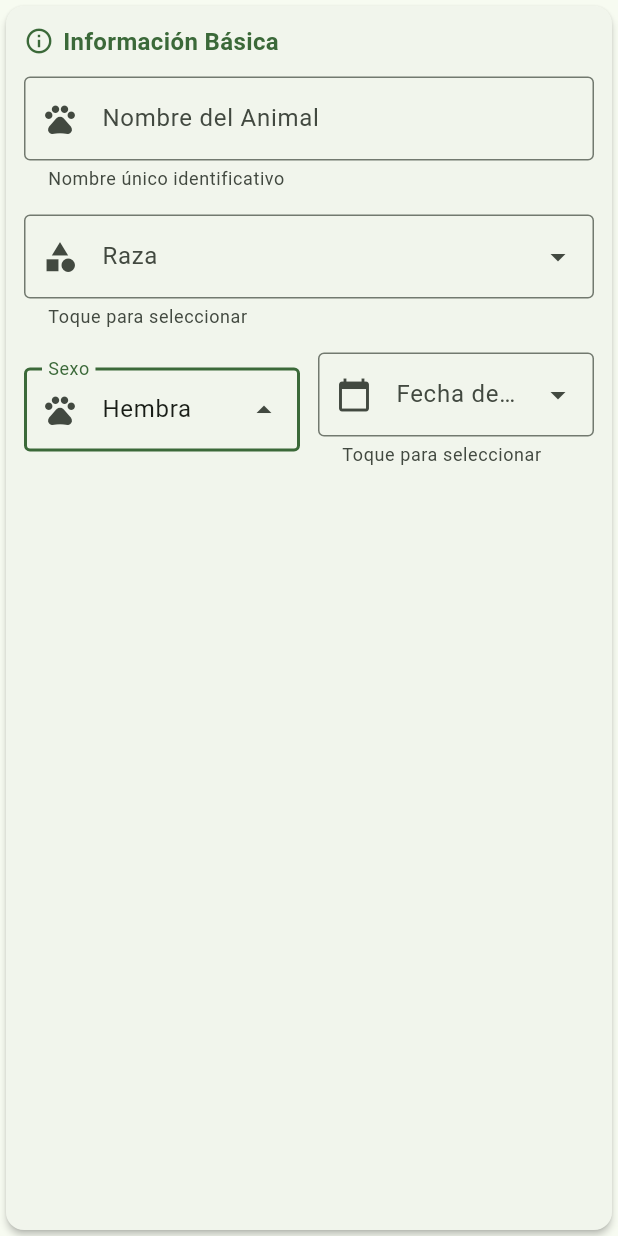
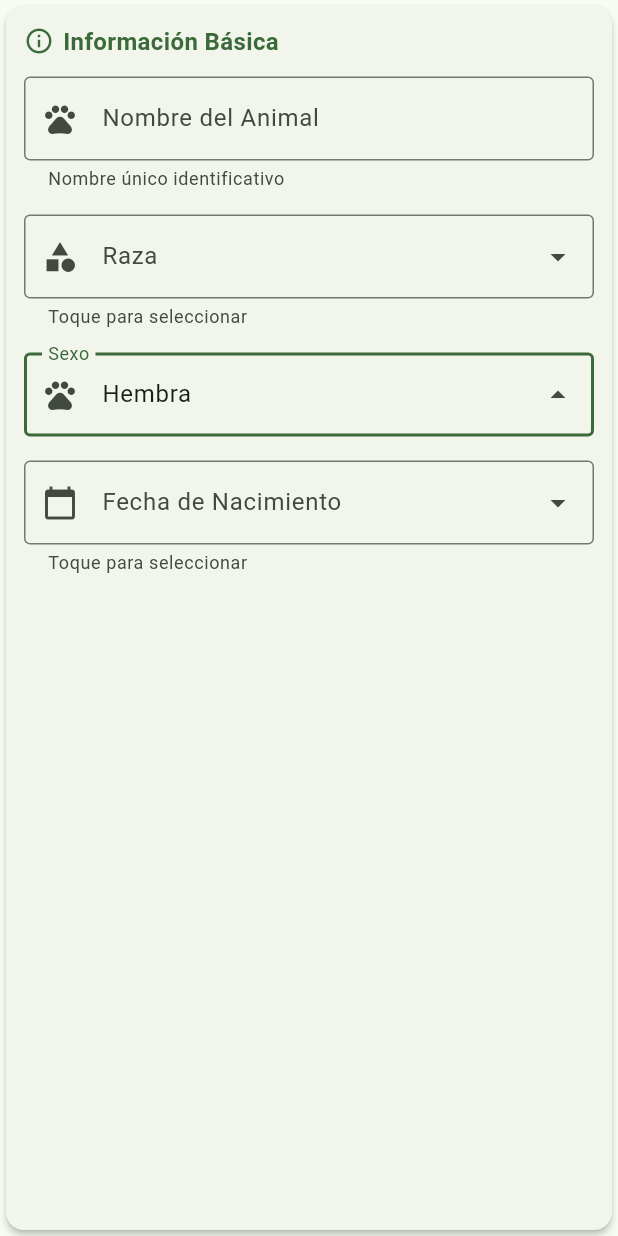
Before and after one commit to BraulioDamian/SIREGA-FLUTTER, a Flutter app: the ResponsiveBasicInfoForm widget shown alone on an empty page, opened directly with empty values, after a tap on "Raza", after a tap on "Sexo", on a phone screen of 412 x 824 dp. Run offline on Flutter 3.47's test engine with Material 3 defaults, Android fonts, the light colour scheme and no system bars; drawn by our look-alikes of flutter_typeahead; our stand-ins replace fl_chart, flutter_bloc, image_picker, isar, permission_handler; missing offline and left inert: android_intent_plus, flutter_nfc_kit; accounts and stored records are empty; generated files the repository leaves out were written again.

Commit message:
Dropdowns Mejorados y arreglado bugs

```diff
--- a/lib/presentation/widgets/register_animal/responsive_basic_info_form.dart
+++ b/lib/presentation/widgets/register_animal/responsive_basic_info_form.dart
@@ -60,35 +60,30 @@ class ResponsiveBasicInfoForm extends StatefulWidget {
 }
 
 class ResponsiveBasicInfoFormState extends State<ResponsiveBasicInfoForm> {
+  // Controllers
   final _nombreController = TextEditingController();
   final _fechaController = TextEditingController();
   final _razaTypeAheadController = TextEditingController();
   final _sexoTypeAheadController = TextEditingController();
 
-  // FocusNodes para control de foco
-  final _nombreFocusNode = FocusNode();
-  final _razaTypeAheadFocusNode = FocusNode();
-  final _sexoTypeAheadFocusNode = FocusNode();
+  // FocusNodes - todos centralizados
+  final Map<String, FocusNode> _focusNodes = {
+    'nombre': FocusNode(),
+    'raza': FocusNode(),
+    'sexo': FocusNode(),
+  };
 
+  // Estado de dropdowns - un solo mapa
+  final Map<String, bool> _dropdownStates = {
+    'raza': false,
+    'sexo': false,
+  };
+
+  // Datos
   List<RazaBovina> _razas = [];
   RazaBovina? _razaSeleccionada;
   DateTime? _fechaNacimiento;
   Sexo _sexo = Sexo.hembra;
-
-  // Estados de dropdowns
-  bool _isRazaDropdownOpen = false;
-  bool _isSexoDropdownOpen = false;
-
-  // Método público para cerrar dropdowns
-  void closeDropdowns() {
-    // La forma más robusta de cerrar es quitar el foco. Los listeners se encargarán del estado.
-    if (_razaTypeAheadFocusNode.hasFocus) {
-      _razaTypeAheadFocusNode.unfocus();
-    }
-    if (_sexoTypeAheadFocusNode.hasFocus) {
-      _sexoTypeAheadFocusNode.unfocus();
-    }
-  }
 
   @override
   void initState() {
@@ -96,38 +91,75 @@ class ResponsiveBasicInfoFormState extends State<ResponsiveBasicInfoForm> {
     _sexo = widget.initialSexo;
     _sexoTypeAheadController.text = _getSexoDisplayName(_sexo);
     _cargarRazas();
-    _setupListeners();
+    _setupUnifiedListeners();
   }
 
-  void _setupListeners() {
+  // Sistema unificado de listeners
+  void _setupUnifiedListeners() {
+    // Listener para nombre
     _nombreController.addListener(() {
       widget.onNombreChanged(_nombreController.text);
     });
 
-    // Sincroniza el estado de los dropdowns con el foco de sus TypeAhead
-    _razaTypeAheadFocusNode.addListener(_onRazaFocusChange);
-    _sexoTypeAheadFocusNode.addListener(_onSexoFocusChange);
+    // Configurar listeners para cada dropdown
+    _setupDropdownListener('raza');
+    _setupDropdownListener('sexo');
 
-    // Cierra los dropdowns si se enfoca el campo de texto de nombre
-    _nombreFocusNode.addListener(() {
-      if (_nombreFocusNode.hasFocus) {
-        closeDropdowns();
+    // El campo nombre cierra todos los dropdowns al enfocarse
+    _focusNodes['nombre']!.addListener(() {
+      if (_focusNodes['nombre']!.hasFocus) {
+        _closeAllDropdowns();
       }
     });
   }
 
-  void _onRazaFocusChange() {
-    if (mounted && _isRazaDropdownOpen != _razaTypeAheadFocusNode.hasFocus) {
+  // Método genérico para configurar listeners de dropdowns
+  void _setupDropdownListener(String key) {
+    _focusNodes[key]?.addListener(() {
+      if (mounted) {
         setState(() {
-        _isRazaDropdownOpen = _razaTypeAheadFocusNode.hasFocus;
+          _dropdownStates[key] = _focusNodes[key]?.hasFocus ?? false;
         });
       }
+    });
   }
 
-  void _onSexoFocusChange() {
-    if (mounted && _isSexoDropdownOpen != _sexoTypeAheadFocusNode.hasFocus) {
-      setState(() {
-        _isSexoDropdownOpen = _sexoTypeAheadFocusNode.hasFocus;
+  // Método unificado para cerrar todos los dropdowns
+  void _closeAllDropdowns() {
+    _focusNodes.forEach((key, node) {
+      if (key != 'nombre' && node.hasFocus) {
+        node.unfocus();
+      }
+    });
+  }
+
+  // Método público para cerrar dropdowns (llamado desde parent)
+  void closeDropdowns() {
+    _closeAllDropdowns();
+  }
+
+  // Método genérico y unificado para toggle de dropdowns
+  void _toggleDropdown(String key) {
+    final focusNode = _focusNodes[key];
+    if (focusNode == null) return;
+
+    final isOpen = _dropdownStates[key] ?? false;
+
+    // Notificar al parent para cerrar otros dropdowns
+    widget.onCloseAllDropdowns?.call();
+
+    if (isOpen) {
+      // Si está abierto, cerrarlo
+      focusNode.unfocus();
+    } else {
+      // Cerrar teclado y cualquier otro dropdown
+      FocusScope.of(context).unfocus();
+
+      // Delay mínimo para garantizar que el teclado se cierre
+      Future.delayed(const Duration(milliseconds: 50), () {
+        if (mounted && !focusNode.hasFocus) {
+          focusNode.requestFocus();
+        }
       });
     }
   }
@@ -154,8 +186,8 @@ class ResponsiveBasicInfoFormState extends State<ResponsiveBasicInfoForm> {
     });
     widget.onRazaChanged(raza);
 
-    // Quitar foco inmediatamente
-    _razaTypeAheadFocusNode.unfocus();
+    // Cerrar dropdown inmediatamente
+    _focusNodes['raza']?.unfocus();
   }
 
   void _onSexoSeleccionado(Sexo sexo) {
@@ -165,13 +197,13 @@ class ResponsiveBasicInfoFormState extends State<ResponsiveBasicInfoForm> {
     });
     widget.onSexoChanged(sexo);
 
-    // Quitar foco inmediatamente
-    _sexoTypeAheadFocusNode.unfocus();
+    // Cerrar dropdown inmediatamente
+    _focusNodes['sexo']?.unfocus();
   }
 
   Future<void> _seleccionarFecha() async {
-    // Cerrar dropdowns antes de abrir date picker
-    closeDropdowns();
+    // Cerrar todos los dropdowns antes de abrir date picker
+    _closeAllDropdowns();
     widget.onCloseAllDropdowns?.call();
 
     final picked = await showDatePicker(
@@ -185,40 +217,11 @@ class ResponsiveBasicInfoFormState extends State<ResponsiveBasicInfoForm> {
     if (picked != null && mounted) {
       setState(() {
         _fechaNacimiento = picked;
-        _fechaController.text = '${picked.day.toString().padLeft(2, '0')}/'
-                               '${picked.month.toString().padLeft(2, '0')}/'
+        _fechaController.text = '${picked.day.toString().padLeft(2, '0')}-'
+                               '${picked.month.toString().padLeft(2, '0')}-'
                                '${picked.year}';
       });
       widget.onFechaChanged(picked);
-    }
-  }
-
-  void _toggleDropdownRaza() {
-    widget.onCloseAllDropdowns?.call();
-
-    // Lógica de toggle simplificada basada en el estado del foco.
-    if (_razaTypeAheadFocusNode.hasFocus) {
-      _razaTypeAheadFocusNode.unfocus();
-    }
-    else {
-      // Asegurarse de que el teclado esté cerrado antes de abrir el dropdown.
-      FocusScope.of(context).unfocus();
-      // Pedir foco abrirá el TypeAhead. El listener actualizará el estado.
-      _razaTypeAheadFocusNode.requestFocus();
-    }
-  }
-
-  void _toggleDropdownSexo() {
-    widget.onCloseAllDropdowns?.call();
-
-    // Lógica de toggle simplificada basada en el estado del foco.
-    if (_sexoTypeAheadFocusNode.hasFocus) {
-      _sexoTypeAheadFocusNode.unfocus();
-    } else {
-      // Asegurarse de que el teclado esté cerrado antes de abrir el dropdown.
-      FocusScope.of(context).unfocus();
-      // Pedir foco abrirá el TypeAhead. El listener actualizará el estado.
-      _sexoTypeAheadFocusNode.requestFocus();
     }
   }
 
@@ -277,32 +280,33 @@ class ResponsiveBasicInfoFormState extends State<ResponsiveBasicInfoForm> {
           const SizedBox(height: 16),
           _buildRazaTypeAhead(),
           const SizedBox(height: 16),
-          Row(
-            children: [
-              Expanded(child: _buildSexoTypeAhead()),
-              const SizedBox(width: 12),
-              Expanded(child: _buildFechaField()),
-            ],
-          ),
+          _buildSexoTypeAhead(),
+          const SizedBox(height: 16),
+          _buildFechaField(),
         ],
       );
     } else {
-      return Column(
+      return Row(
+        crossAxisAlignment: CrossAxisAlignment.start,
         children: [
-          Row(
+          Expanded(
+            child: Column(
               children: [
-              Expanded(flex: 2, child: _buildNombreField()),
-              const SizedBox(width: 16),
-              Expanded(flex: 2, child: _buildRazaTypeAhead()),
+                _buildNombreField(),
+                const SizedBox(height: 16),
+                _buildSexoTypeAhead(),
               ],
             ),
+          ),
+          const SizedBox(width: 16),
+          Expanded(
+            child: Column(
+              children: [
+                _buildRazaTypeAhead(),
                 const SizedBox(height: 16),
-          Row(
-            children: [
-              Expanded(child: _buildSexoTypeAhead()),
-              const SizedBox(width: 16),
-              Expanded(child: _buildFechaField()),
+                _buildFechaField(),
               ],
+            ),
           ),
         ],
       );
@@ -312,7 +316,7 @@ class ResponsiveBasicInfoFormState extends State<ResponsiveBasicInfoForm> {
   Widget _buildNombreField() {
     return TextFormField(
       controller: _nombreController,
-      focusNode: _nombreFocusNode,
+      focusNode: _focusNodes['nombre'],
       decoration: const InputDecoration(
         labelText: 'Nombre del Animal',
         border: OutlineInputBorder(),
@@ -329,17 +333,16 @@ class ResponsiveBasicInfoFormState extends State<ResponsiveBasicInfoForm> {
         }
         return null;
       },
-      // Removido onTap para permitir teclado normal
     );
   }
 
   Widget _buildRazaTypeAhead() {
     return GestureDetector(
-      onTap: _toggleDropdownRaza,
+      onTap: () => _toggleDropdown('raza'),
       child: AbsorbPointer(
         child: TypeAheadField<RazaBovina>(
           controller: _razaTypeAheadController,
-          focusNode: _razaTypeAheadFocusNode,
+          focusNode: _focusNodes['raza'],
           builder: (context, controller, focusNode) {
             return TextFormField(
               controller: controller,
@@ -350,7 +353,9 @@ class ResponsiveBasicInfoFormState extends State<ResponsiveBasicInfoForm> {
                 prefixIcon: const Icon(Icons.category),
                 helperText: 'Toque para seleccionar',
                 suffixIcon: Icon(
-                  _isRazaDropdownOpen ? Icons.arrow_drop_up : Icons.arrow_drop_down,
+                  _dropdownStates['raza'] == true
+                    ? Icons.arrow_drop_up
+                    : Icons.arrow_drop_down,
                 ),
               ),
               readOnly: true,
@@ -444,11 +449,11 @@ class ResponsiveBasicInfoFormState extends State<ResponsiveBasicInfoForm> {
 
   Widget _buildSexoTypeAhead() {
     return GestureDetector(
-      onTap: _toggleDropdownSexo,
+      onTap: () => _toggleDropdown('sexo'),
       child: AbsorbPointer(
         child: TypeAheadField<Sexo>(
           controller: _sexoTypeAheadController,
-          focusNode: _sexoTypeAheadFocusNode,
+          focusNode: _focusNodes['sexo'],
           builder: (context, controller, focusNode) {
             return TextFormField(
               controller: controller,
@@ -458,7 +463,9 @@ class ResponsiveBasicInfoFormState extends State<ResponsiveBasicInfoForm> {
                 border: const OutlineInputBorder(),
                 prefixIcon: const Icon(Icons.pets),
                 suffixIcon: Icon(
-                  _isSexoDropdownOpen ? Icons.arrow_drop_up : Icons.arrow_drop_down,
+                  _dropdownStates['sexo'] == true
+                    ? Icons.arrow_drop_up
+                    : Icons.arrow_drop_down,
                 ),
               ),
               readOnly: true,
@@ -557,12 +564,10 @@ class ResponsiveBasicInfoFormState extends State<ResponsiveBasicInfoForm> {
     _sexoTypeAheadController.dispose();
     _fechaController.dispose();
 
-    _razaTypeAheadFocusNode.removeListener(_onRazaFocusChange);
-    _sexoTypeAheadFocusNode.removeListener(_onSexoFocusChange);
-
-    _nombreFocusNode.dispose();
-    _razaTypeAheadFocusNode.dispose();
-    _sexoTypeAheadFocusNode.dispose();
+    // Dispose de todos los FocusNodes
+    _focusNodes.forEach((key, node) {
+      node.dispose();
+    });
 
     super.dispose();
   }
```
Also changed, not shown: lib/presentation/widgets/register_animal/responsive_siniga_form.dart (+41 -17 lines), lib/presentation/screens/register_animal_screen.dart (line endings or trailing spaces). Lines whose indentation alone changed are shown as unchanged.
